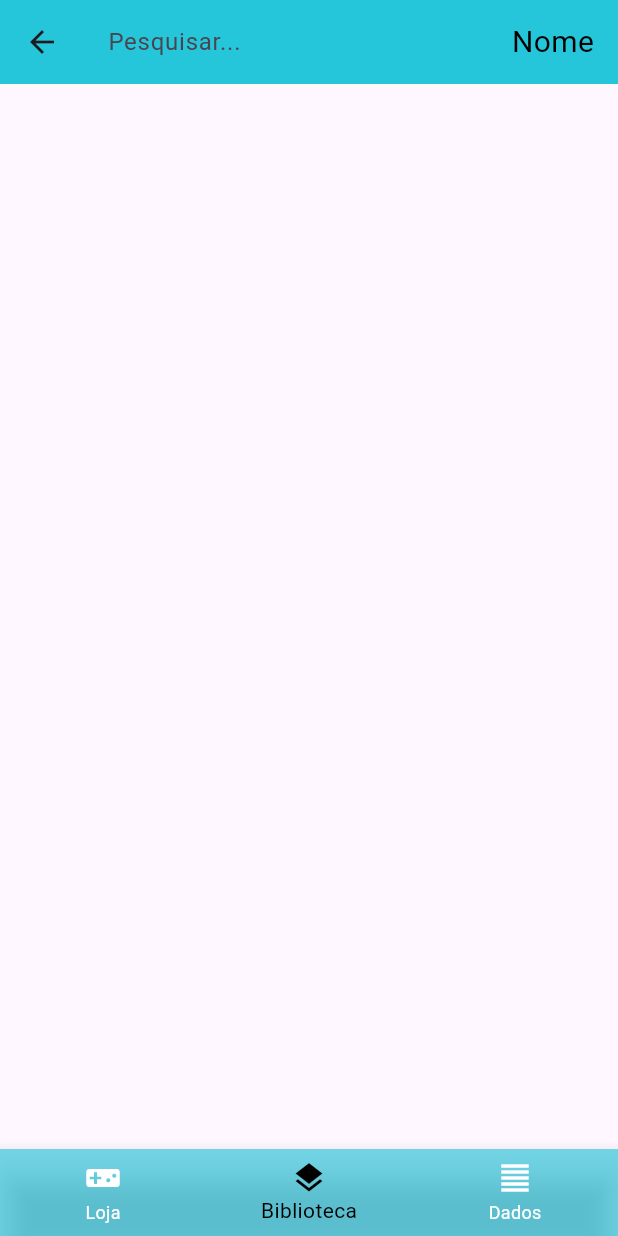
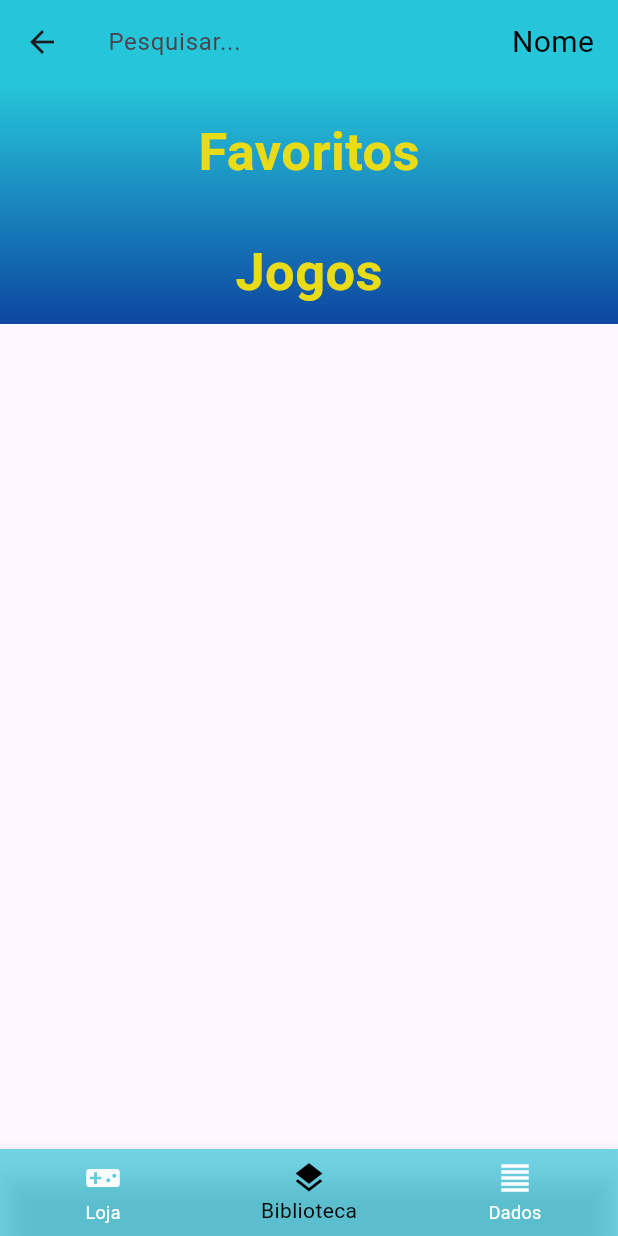
Before and after one commit to caiolara090/GameStore, a Flutter app: the PaginaBiblioteca screen opened directly, on a phone screen of 412 x 824 dp. Run offline on Flutter 3.47's test engine with Material 3 defaults, Android fonts, the phone set to English and light mode, and no system bars; missing offline and left inert: teste3.

Commit message:
Adicionando body da página da biblioteca e lista de jogos de teste

```diff
--- a/gamestore/lib/PaginaBiblioteca.dart
+++ b/gamestore/lib/PaginaBiblioteca.dart
@@ -1,5 +1,6 @@
 import 'package:flutter/material.dart';
 import 'package:gamestore/PaginaLoja.dart';
+
 
 class PaginaBiblioteca extends StatefulWidget {
   @override
@@ -9,7 +10,53 @@ class PaginaBiblioteca extends StatefulWidget {
 class _PaginaBibliotecaState extends State<PaginaBiblioteca> {
   int _currentIndex = 1;
   List<Jogo> jogos2 = [
+    Jogo(
+        nome: "The Witcher 3",
+        descricao:
+            "Um RPG épico aaaaaaaaaaaaaaaaaaaaaaaaaaaaaaaaaaaaaaaaaaaaaaaaaaaaaa",
+        preco: 59.99),
+    Jogo(
+        nome: "Minecraft",
+        descricao:
+            "Construa e explore mundos infinitos, Construa e explore mundos infinitos",
+        preco: 29.99),
+    Jogo(
+        nome: "GTA V",
+        descricao:
+            "Um jogo de ação em mundo aberto, Um jogo de ação em mundo aberto",
+        preco: 39.99),
+    Jogo(
+        nome: "The Witcher 3",
+        descricao:
+            "Um RPG épico aaaaaaaaaaaaaaaaaaaaaaaaaaaaaaaaaaaaaaaaaaaaaaaaaaaaaa",
+        preco: 59.99),
+    Jogo(
+        nome: "Minecraft",
+        descricao:
+            "Construa e explore mundos infinitos, Construa e explore mundos infinitos",
+        preco: 29.99),
+    Jogo(
+        nome: "GTA V",
+        descricao:
+            "Um jogo de ação em mundo aberto, Um jogo de ação em mundo aberto",
+        preco: 39.99),
+    Jogo(
+        nome: "The Witcher 3",
+        descricao:
+            "Um RPG épico aaaaaaaaaaaaaaaaaaaaaaaaaaaaaaaaaaaaaaaaaaaaaaaaaaaaaa",
+        preco: 59.99),
+    Jogo(
+        nome: "Minecraft",
+        descricao:
+            "Construa e explore mundos infinitos, Construa e explore mundos infinitos",
+        preco: 29.99),
+    Jogo(
+        nome: "GTA V",
+        descricao:
+            "Um jogo de ação em mundo aberto, Um jogo de ação em mundo aberto",
+        preco: 39.99),
   ];
+
 
   @override
   Widget build(BuildContext context) {
@@ -36,6 +83,72 @@ class _PaginaBibliotecaState extends State<PaginaBiblioteca> {
           SizedBox(width: 16),
         ],
       ),
+      body: Container(
+        decoration: BoxDecoration(
+          gradient: LinearGradient(
+            begin: Alignment.topCenter,
+            end: Alignment.bottomCenter,
+            colors: [Colors.cyan.shade400, Colors.blue.shade900],
+          ),
+        ),
+        child: SingleChildScrollView(
+          padding: EdgeInsets.zero,
+          child: Column(
+            crossAxisAlignment: CrossAxisAlignment.stretch,
+            children: [
+              SizedBox(height: 20),
+              ListView.separated(
+                shrinkWrap: true,
+                physics: NeverScrollableScrollPhysics(),
+                itemCount: 2,
+                separatorBuilder: (BuildContext context, int index) {
+                  return SizedBox(height: 20);
+                },
+                itemBuilder: (BuildContext context, int index) {
+                  if (index == 0) {
+                    // Seção para jogos favoritos
+                    return Column(
+                      crossAxisAlignment: CrossAxisAlignment.start,
+                      children: [
+                        Center(
+                          child: Text(
+                            'Favoritos',
+                            style: TextStyle(
+                              fontSize: 35,
+                              fontWeight: FontWeight.bold,
+                              color: Color.fromARGB(255, 233, 219, 24),
+                            ),
+                          ),
+                        ),
+                        SizedBox(height: 10),
+                      ],
+                    );
+                  } else {
+                    // Seção para jogos não favoritos
+                    return Column(
+                      crossAxisAlignment: CrossAxisAlignment.start,
+                      children: [
+                        Center(
+                          child: Text(
+                            'Jogos',
+                            style: TextStyle(
+                              fontSize: 35,
+                              fontWeight: FontWeight.bold,
+                              color: Color.fromARGB(255, 233, 219, 24),
+                            ),
+                          ),
+                        ),
+                        SizedBox(height: 10),
+
+                      ],
+                    );
+                  }
+                },
+              ),
+            ],
+          ),
+        ),
+      ),
       bottomNavigationBar: BottomNavigationBar(
         backgroundColor: Color.fromARGB(162, 38, 197, 218),
         selectedItemColor: Color.fromARGB(255, 0, 0, 0),
@@ -56,18 +169,21 @@ class _PaginaBibliotecaState extends State<PaginaBiblioteca> {
           ),
         ],
         onTap: (index) {
+          setState(() {
+            _currentIndex = index;
+          });
           switch (index) {
             case 0:
-              //Navegue para alguma página
-              //Navigator.pushReplacementNamed(context, '/pagina1');
+              // Navegar para alguma página
+              // Navigator.pushReplacementNamed(context, '/pagina1');
               break;
             case 1:
-              //Navegue para alguma página
-              //Navigator.pushReplacementNamed(context, '/pagina2');
+              // Navegar para alguma página
+              // Navigator.pushReplacementNamed(context, '/pagina2');
               break;
             case 2:
-              //Navegue para alguma página
-              //Navigator.pushNamed(context, '/pagina3');
+              // Navegar para alguma página
+              // Navigator.pushNamed(context, '/pagina3');
               break;
           }
         },
```
